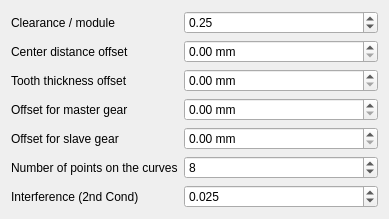
This is freecad/invgears/Resources/ui/additional.ui in sebasg84/InvGears as Qt 5 draws it before an edit. The edited form follows.
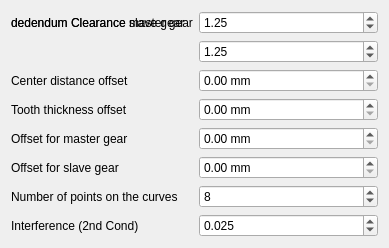
This is the edited form.

Diff of the .ui file:
```diff
--- a/freecad/invgears/Resources/ui/additional.ui
+++ b/freecad/invgears/Resources/ui/additional.ui
@@ -29,25 +29,44 @@
       <double>0.050000000000000</double>
      </property>
      <property name="value">
-      <double>0.250000000000000</double>
+      <double>1.250000000000000</double>
      </property>
     </widget>
    </item>
-   <item row="6" column="1">
+   <item row="1" column="1">
+    <widget class="QDoubleSpinBox" name="doubleSpinBox">
+     <property name="sizePolicy">
+      <sizepolicy hsizetype="Expanding" vsizetype="Fixed">
+       <horstretch>0</horstretch>
+       <verstretch>0</verstretch>
+      </sizepolicy>
+     </property>
+     <property name="maximum">
+      <double>9.990000000000000</double>
+     </property>
+     <property name="singleStep">
+      <double>0.050000000000000</double>
+     </property>
+     <property name="value">
+      <double>1.250000000000000</double>
+     </property>
+    </widget>
+   </item>
+   <item row="7" column="1">
     <widget class="QSpinBox" name="spinBox">
      <property name="value">
       <number>8</number>
      </property>
     </widget>
    </item>
-   <item row="4" column="0">
+   <item row="5" column="0">
     <widget class="QLabel" name="label_5">
      <property name="text">
       <string>Offset for master gear</string>
      </property>
     </widget>
    </item>
-   <item row="4" column="1">
+   <item row="5" column="1">
     <widget class="QDoubleSpinBox" name="doubleSpinBox_4">
      <property name="suffix">
       <string> mm</string>
@@ -57,7 +76,7 @@
      </property>
     </widget>
    </item>
-   <item row="2" column="0">
+   <item row="3" column="0">
     <widget class="QLabel" name="label_3">
      <property name="text">
       <string>Tooth thickness offset</string>
@@ -67,32 +86,39 @@
    <item row="0" column="0">
     <widget class="QLabel" name="label">
      <property name="text">
-      <string>Clearance / module</string>
+      <string>dedendum Clearance master gear</string>
      </property>
     </widget>
    </item>
-   <item row="1" column="0">
+   <item row="0" column="0">
+    <widget class="QLabel" name="label">
+     <property name="text">
+      <string>dedendum Clearance slave gear</string>
+     </property>
+    </widget>
+   </item>
+   <item row="2" column="0">
     <widget class="QLabel" name="label_2">
      <property name="text">
       <string>Center distance offset</string>
      </property>
     </widget>
    </item>
-   <item row="5" column="0">
+   <item row="6" column="0">
     <widget class="QLabel" name="label_6">
      <property name="text">
       <string>Offset for slave gear</string>
      </property>
     </widget>
    </item>
-   <item row="6" column="0">
+   <item row="7" column="0">
     <widget class="QLabel" name="label_7">
      <property name="text">
       <string>Number of points on the curves</string>
      </property>
     </widget>
    </item>
-   <item row="2" column="1">
+   <item row="3" column="1">
     <widget class="QDoubleSpinBox" name="doubleSpinBox_3">
      <property name="suffix">
       <string> mm</string>
@@ -105,7 +131,7 @@
      </property>
     </widget>
    </item>
-   <item row="5" column="1">
+   <item row="6" column="1">
     <widget class="QDoubleSpinBox" name="doubleSpinBox_5">
      <property name="suffix">
       <string> mm</string>
@@ -115,7 +141,7 @@
      </property>
     </widget>
    </item>
-   <item row="1" column="1">
+   <item row="2" column="1">
     <widget class="QDoubleSpinBox" name="doubleSpinBox_2">
      <property name="suffix">
       <string> mm</string>
@@ -128,14 +154,14 @@
      </property>
     </widget>
    </item>
-   <item row="7" column="0">
+   <item row="8" column="0">
     <widget class="QLabel" name="label_4">
      <property name="text">
       <string>Interference (2nd Cond)</string>
      </property>
     </widget>
    </item>
-   <item row="7" column="1">
+   <item row="8" column="1">
     <widget class="QDoubleSpinBox" name="doubleSpinBox_6">
      <property name="decimals">
       <number>3</number>
```
